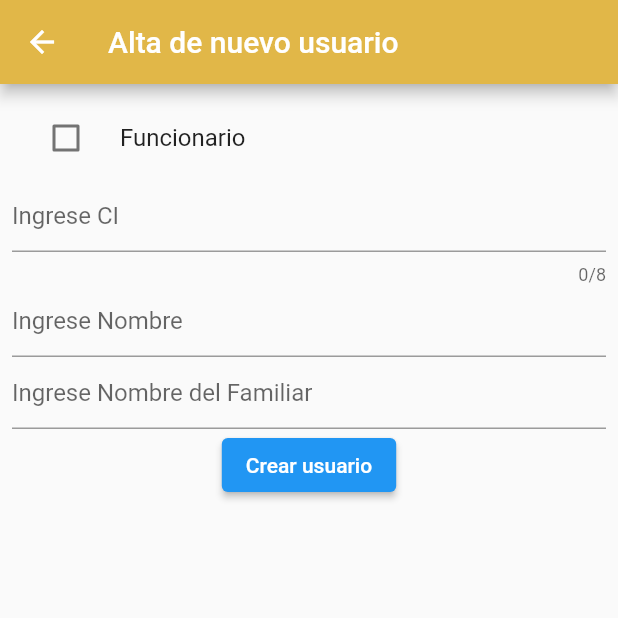
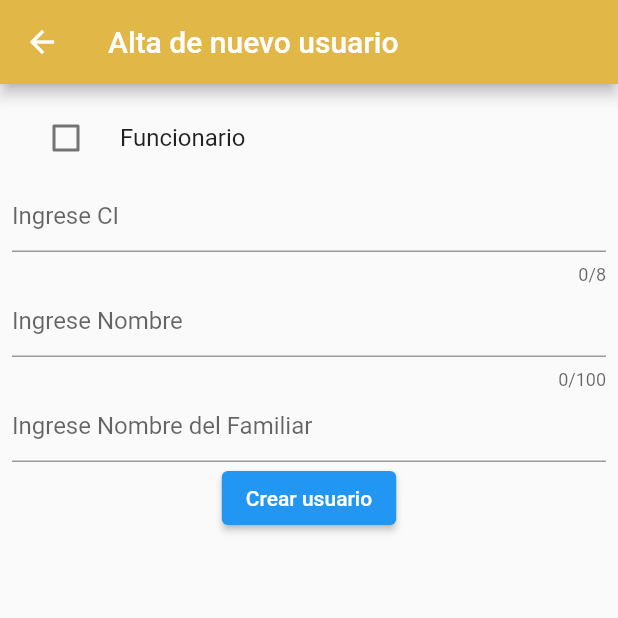
Before and after one commit to Leandr0-B/Proyecto-Integrador-ATI, a Flutter app: the NuevoUsuarioPage screen opened directly, on a phone screen of 412 x 824 dp, the top half of it. Run offline on Flutter 3.47's test engine with Material 2 defaults, Android fonts, the phone set to English and light mode, and no system bars; our stand-ins replace url_strategy; missing offline and left inert: universal_html.

Commit message:
Alta usuario funcionario completa

```diff
--- /dev/null
+++ b/residencial_cocoon/lib/Dominio/Exceptions/altaUsuarioException.dart
@@ -0,0 +1,10 @@
+class AltaUsuarioException implements Exception {
+  final String mensaje;
+
+  AltaUsuarioException(this.mensaje);
+
+  @override
+  String toString() {
+    return mensaje;
+  }
+}
--- a/residencial_cocoon/lib/UI/Usuarios/vistaAltaUsuario.dart
+++ b/residencial_cocoon/lib/UI/Usuarios/vistaAltaUsuario.dart
@@ -2,7 +2,6 @@ import 'package:flutter/material.dart';
 import 'package:residencial_cocoon/Controladores/controllerVistaAltaUsuario.dart';
 import 'package:residencial_cocoon/Dominio/Modelo/rol.dart';
 import 'package:residencial_cocoon/Dominio/Modelo/sucurusal.dart';
-import 'package:residencial_cocoon/Dominio/Modelo/usuario.dart';
 
 class NuevoUsuarioPage extends StatefulWidget {
   @override
@@ -23,9 +22,7 @@ class _NuevoUsuarioPageState extends State<NuevoUsuarioPage> {
   @override
   void initState() {
     super.initState();
-    controller = ControllerVistaAltaUsuario(mostrarMensaje: (mensaje) {
-      // Aquí puedes definir cómo quieres mostrar el mensaje, por ejemplo con un print:
-    });
+    controller = ControllerVistaAltaUsuario(mostrarMensaje: mostrarMensaje);
   }
 
   @override
@@ -68,6 +65,7 @@ class _NuevoUsuarioPageState extends State<NuevoUsuarioPage> {
                   },
                 ),
                 TextFormField(
+                  maxLength: 100,
                   decoration: const InputDecoration(
                     hintText: 'Ingrese Nombre',
                   ),
@@ -225,4 +223,9 @@ class _NuevoUsuarioPageState extends State<NuevoUsuarioPage> {
     await controller?.altaUsuario(
         ci, nombre, administrador, selectedRoles, selectedSucursales);
   }
+
+  void mostrarMensaje(String mensaje) {
+    final snackBar = SnackBar(content: Text(mensaje));
+    ScaffoldMessenger.of(context).showSnackBar(snackBar);
+  }
 }
```
Also changed, not shown: residencial_cocoon/lib/APIService/apiService.dart (+7 -2 lines), residencial_cocoon/lib/Controladores/controllerVistaAltaUsuario.dart (+7 -2 lines), residencial_cocoon/lib/Dominio/Modelo/usuario.dart (+13 -0 lines), residencial_cocoon/lib/Servicios/servicioUsuario.dart (+4 -7 lines).
